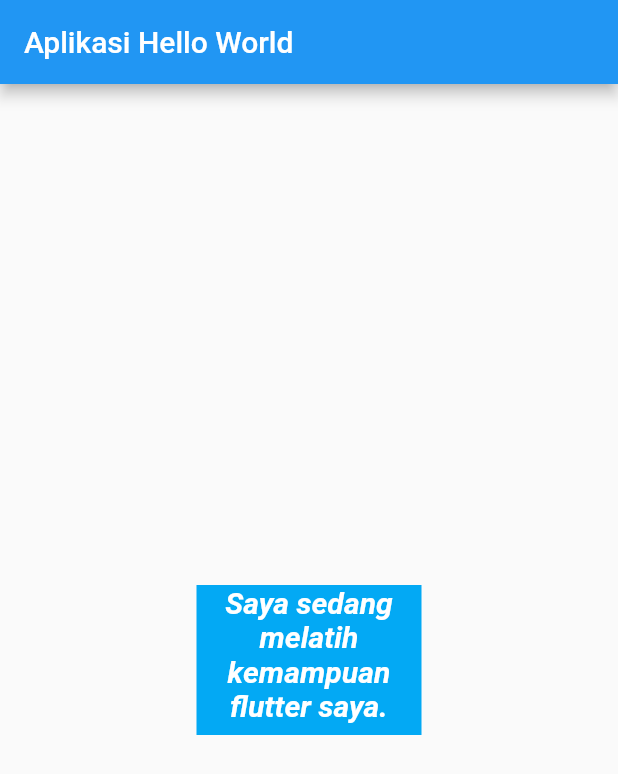
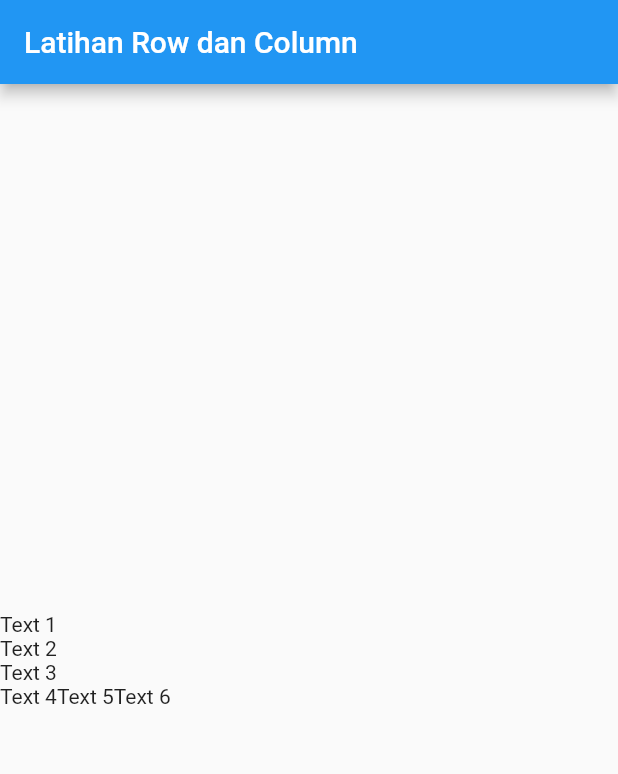
Before and after one commit to felixyunianto/first_flutter, a Flutter app: the screen it shows after launch, on a phone screen of 412 x 824 dp. Shown: the top 774 px of the screen. Run offline on Flutter 3.47's test engine with Material 2 defaults, Android fonts, the phone set to English and light mode, and no system bars.

Commit message:
3. Row and Column

```diff
--- a/lib/main.dart
+++ b/lib/main.dart
@@ -4,29 +4,60 @@ void main() {
   runApp(MyApp());
 }
 
+// class MyApp extends StatelessWidget {
+//   @override
+//   Widget build(BuildContext context) {
+//     return MaterialApp(
+//       home: Scaffold(
+//           appBar: AppBar(title: Text("Aplikasi Hello World")),
+//           body: Center(
+//               child: Container(
+//                   color: Colors.lightBlue,
+//                   width: 150,
+//                   height: 100,
+//                   child: Text(
+//                     "Saya sedang melatih kemampuan flutter saya.",
+//                     // maxLines: 2,
+//                     overflow: TextOverflow.clip,
+//                     // softWrap: true,
+//                     textAlign: TextAlign.center,
+//                     style: TextStyle(
+//                         color: Colors.white,
+//                         fontStyle: FontStyle.italic,
+//                         fontWeight: FontWeight.w700,
+//                         fontSize: 20),
+//                   )))),
+//     );
+//   }
+// }
+
 class MyApp extends StatelessWidget {
   @override
   Widget build(BuildContext context) {
     return MaterialApp(
-      home: Scaffold(
-          appBar: AppBar(title: Text("Aplikasi Hello World")),
-          body: Center(
-              child: Container(
-                  color: Colors.lightBlue,
-                  width: 150,
-                  height: 100,
-                  child: Text(
-                    "Saya sedang melatih kemampuan flutter saya.",
-                    // maxLines: 2,
-                    overflow: TextOverflow.clip,
-                    // softWrap: true,
-                    textAlign: TextAlign.center,
-                    style: TextStyle(
-                        color: Colors.white,
-                        fontStyle: FontStyle.italic,
-                        fontWeight: FontWeight.w700,
-                        fontSize: 20),
-                  )))),
-    );
+        home: Scaffold(
+            appBar: AppBar(title: Text("Latihan Row dan Column")),
+            body: Column(
+                mainAxisAlignment: MainAxisAlignment.center,
+                crossAxisAlignment: CrossAxisAlignment.start,
+                children: <Widget>[
+                  Text("Text 1"),
+                  Text("Text 2"),
+                  Text("Text 3"),
+                  Row(children: <Widget>[
+                    Text("Text 4"),
+                    Text("Text 5"),
+                    Text("Text 6"),
+                  ])
+                ])
+            // body: Row(
+            // mainAxisAlignment: MainAxisAlignment.center,
+            //   children: <Widget>[
+            //     Text("Text 1"),
+            //     Text("Text 2"),
+            //     Text("Text 3"),
+            //   ]
+            // )
+            ));
   }
 }
```
